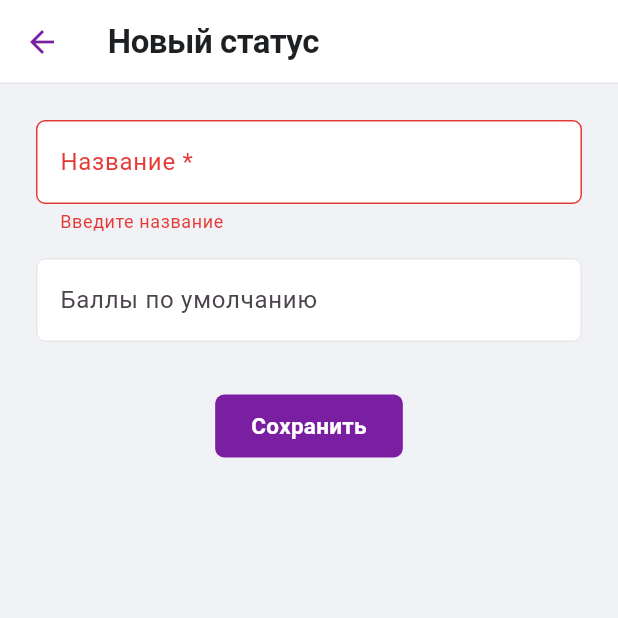
After one commit to verkalacheva/research_activity_monitoring_system, a Flutter app: the AchievementStatusFormScreen screen opened directly, after a tap on "Сохранить", on a phone screen of 412 x 824 dp, the top half of it. The commit adds this screen. Run offline on Flutter 3.47's test engine with Material 3 defaults, Android fonts, the phone set to English and light mode, and no system bars.

Commit message:
TN-9: Спрвочник статусы достижений

```diff
--- a/frontend/lib/models/models.dart
+++ b/frontend/lib/models/models.dart
@@ -129,4 +129,28 @@ class AchievementResult {
   }
 }
 
+class AchievementStatus {
+  final int? id;
+  final String title;
+  final double? points;
+
+  AchievementStatus({this.id, required this.title, this.points});
+
+  factory AchievementStatus.fromJson(Map<String, dynamic> json) {
+    return AchievementStatus(
+      id: json['id'],
+      title: json['title'] ?? '',
+      points: json['points'] != null ? (json['points'] as num).toDouble() : null,
+    );
+  }
+
+  Map<String, dynamic> toJson() {
+    return {
+      if (id != null) 'id': id,
+      'title': title,
+      if (points != null) 'points': points,
+    };
+  }
+}
+
 // ... other models can be added similarly
--- /dev/null
+++ b/frontend/lib/screens/achievement_status_form_screen.dart
@@ -0,0 +1,95 @@
+import 'package:flutter/material.dart';
+import '../models/models.dart';
+import '../services/achievement_status_service.dart';
+import '../theme/app_dimensions.dart';
+
+class AchievementStatusFormScreen extends StatefulWidget {
+  final AchievementStatus? status;
+
+  const AchievementStatusFormScreen({super.key, this.status});
+
+  @override
+  State<AchievementStatusFormScreen> createState() => _AchievementStatusFormScreenState();
+}
+
+class _AchievementStatusFormScreenState extends State<AchievementStatusFormScreen> {
+  final _formKey = GlobalKey<FormState>();
+  final AchievementStatusService _service = AchievementStatusService();
+
+  late TextEditingController _titleController;
+  late TextEditingController _pointsController;
+
+  @override
+  void initState() {
+    super.initState();
+    _titleController = TextEditingController(text: widget.status?.title ?? '');
+    _pointsController = TextEditingController(text: widget.status?.points?.toString() ?? '');
+  }
+
+  @override
+  void dispose() {
+    _titleController.dispose();
+    _pointsController.dispose();
+    super.dispose();
+  }
+
+  void _save() async {
+    if (_formKey.currentState!.validate()) {
+      final status = AchievementStatus(
+        id: widget.status?.id,
+        title: _titleController.text,
+        points: double.tryParse(_pointsController.text),
+      );
+
+      try {
+        if (widget.status == null) {
+          await _service.create(status);
+        } else {
+          await _service.update(widget.status!.id!, status);
+        }
+        if (mounted) Navigator.pop(context, true);
+      } catch (e) {
+        if (mounted) {
+          ScaffoldMessenger.of(context).showSnackBar(
+            SnackBar(content: Text('Ошибка сохранения: $e')),
+          );
+        }
+      }
+    }
+  }
+
+  @override
+  Widget build(BuildContext context) {
+    return Scaffold(
+      appBar: AppBar(
+        title: Text(widget.status == null ? 'Новый статус' : 'Редактирование'),
+      ),
+      body: SingleChildScrollView(
+        padding: const EdgeInsets.all(AppDimensions.paddingLarge),
+        child: Form(
+          key: _formKey,
+          child: Column(
+            children: [
+              TextFormField(
+                controller: _titleController,
+                decoration: const InputDecoration(labelText: 'Название *'),
+                validator: (value) => value == null || value.isEmpty ? 'Введите название' : null,
+              ),
+              const SizedBox(height: AppDimensions.paddingMedium),
+              TextFormField(
+                controller: _pointsController,
+                decoration: const InputDecoration(labelText: 'Баллы по умолчанию'),
+                keyboardType: const TextInputType.numberWithOptions(decimal: true),
+              ),
+              const SizedBox(height: AppDimensions.paddingExtraLarge),
+              ElevatedButton(
+                onPressed: _save,
+                child: const Text('Сохранить'),
+              ),
+            ],
+          ),
+        ),
+      ),
+    );
+  }
+}
```
Also changed, not shown: frontend/lib/screens/achievement_status_list_screen.dart (added, +126 -0 lines), frontend/lib/screens/home_screen.dart (+10 -0 lines), frontend/lib/services/achievement_status_service.dart (added, +50 -0 lines), 7 other files.
